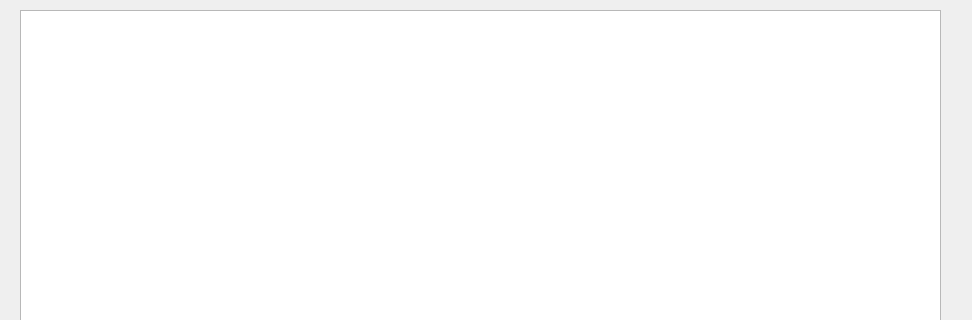
This is mainwindow.ui in vashaty/VinylDB as Qt 5 draws it before an edit; both pictures show x 0 to 972 and y 0 to 320 of the 972 by 576 pixel window. The edited form follows.
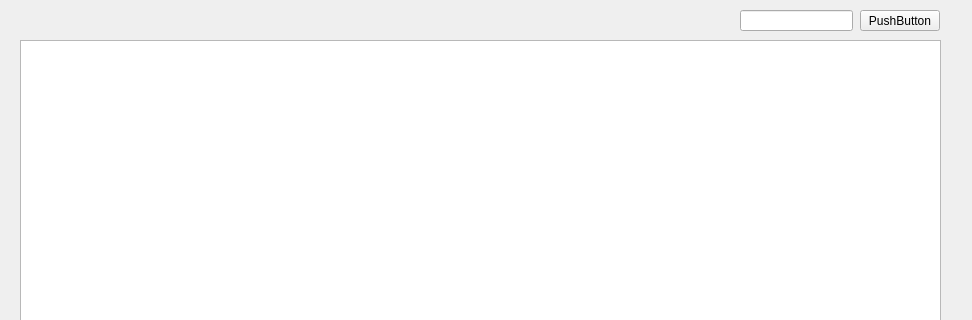
This is the edited form.

Commit message: search function 0.1

Diff of the .ui file:
```diff
--- a/mainwindow.ui
+++ b/mainwindow.ui
@@ -18,9 +18,9 @@
     <property name="geometry">
      <rect>
       <x>20</x>
-      <y>10</y>
+      <y>40</y>
       <width>921</width>
-      <height>361</height>
+      <height>331</height>
      </rect>
     </property>
     <property name="editTriggers">
@@ -193,6 +193,29 @@
      <string>REMOVE</string>
     </property>
    </widget>
+   <widget class="QLineEdit" name="lineEditSearch">
+    <property name="geometry">
+     <rect>
+      <x>740</x>
+      <y>10</y>
+      <width>113</width>
+      <height>21</height>
+     </rect>
+    </property>
+   </widget>
+   <widget class="QPushButton" name="pushButtonSearch">
+    <property name="geometry">
+     <rect>
+      <x>860</x>
+      <y>10</y>
+      <width>80</width>
+      <height>21</height>
+     </rect>
+    </property>
+    <property name="text">
+     <string>PushButton</string>
+    </property>
+   </widget>
   </widget>
   <widget class="QMenuBar" name="menubar">
    <property name="geometry">
```
The commit also changes 2 other files.
